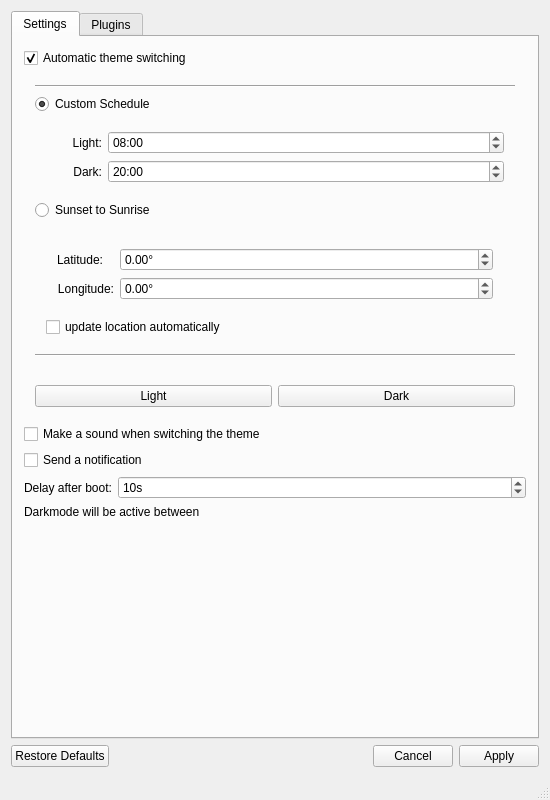
This is designer/main_window.ui in oskarsh/Yin-Yang as Qt 5 draws it before an edit. The edited form follows.
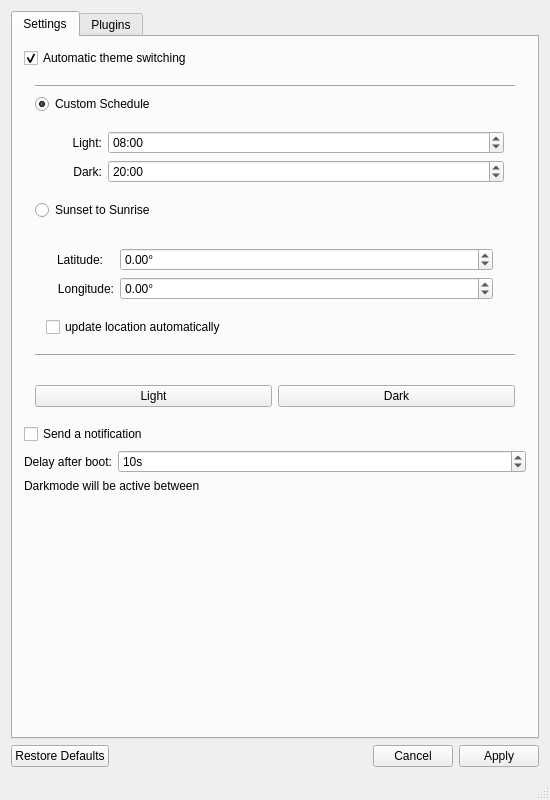
This is the edited form. Icons and pictures are not drawn.

Commit message: Remove sound option

Diff of the .ui file:
```diff
--- a/designer/main_window.ui
+++ b/designer/main_window.ui
@@ -296,13 +296,6 @@
           </layout>
          </widget>
         </item>
-        <item>
-         <widget class="QCheckBox" name="toggle_sound">
-          <property name="text">
-           <string>Make a sound when switching the theme</string>
-          </property>
-         </widget>
-        </item>
         <item>
          <widget class="QCheckBox" name="toggle_notification">
           <property name="text">
```
Left out of the diff: 4 changed lines with no effect on the pictures. The commit also changes 14 other files.
